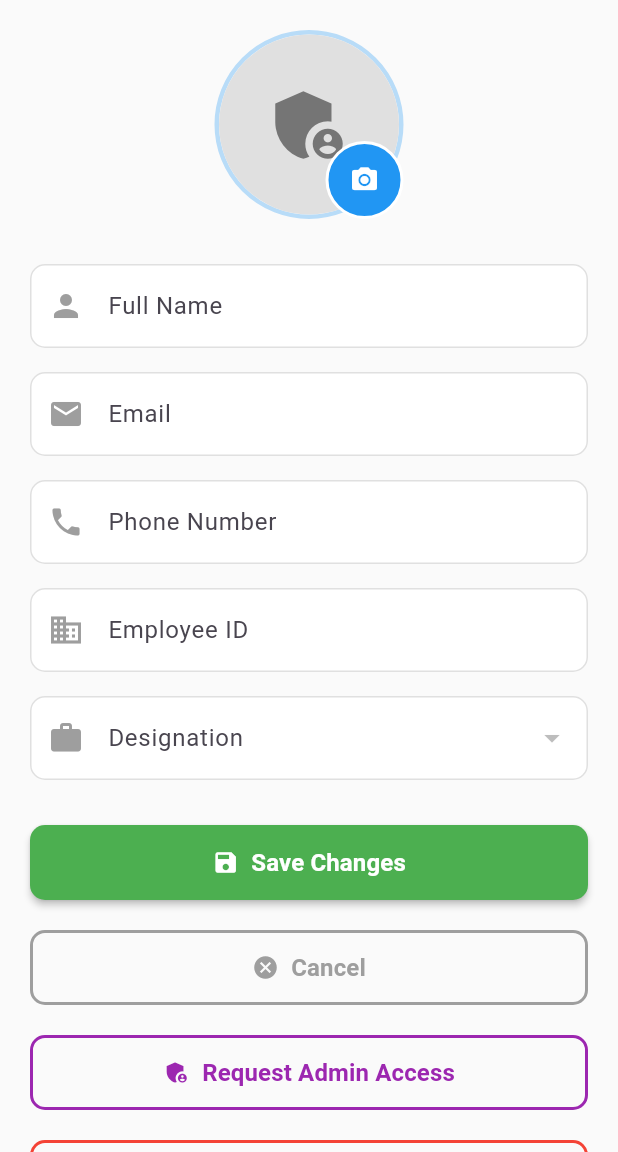
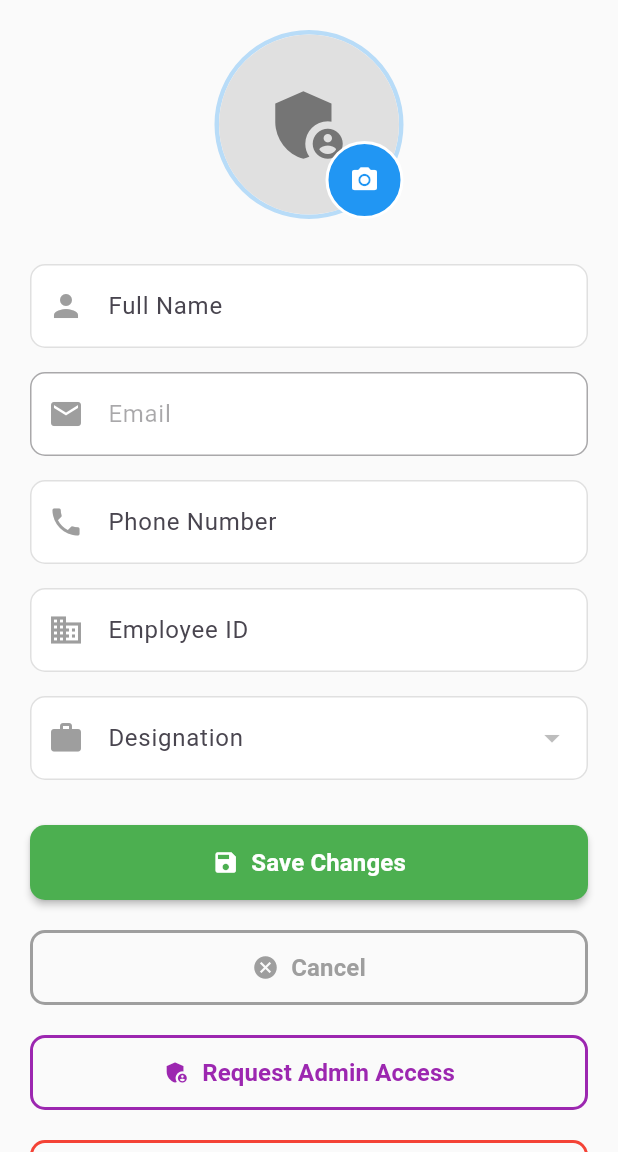
Before and after one commit to Mahesh-xr/vayujaltechnician, a Flutter app: the AdminProfileSetupPage screen opened directly, after a tap on "Edit Profile", on a phone screen of 412 x 824 dp, the part 84-1236 px from its top. Run offline on Flutter 3.47's test engine with Material 3 defaults, Android fonts, the phone set to English and light mode, and no system bars; our stand-ins replace cloud_firestore, firebase_auth, firebase_core, firebase_messaging, firebase_storage, flutter_local_notifications and 4 more; accounts and stored records are empty.

Commit message:
email disable while edit

```diff
--- a/vayujal_technician-main/lib/screens/admin_profile.dart
+++ b/vayujal_technician-main/lib/screens/admin_profile.dart
@@ -796,9 +796,11 @@ class _AdminProfileSetupPageState extends State<AdminProfileSetupPage> {
   }) {
     if (_isEditingMode) {
       // Show TextField in edit mode
+      bool isEmailField = label.toLowerCase() == 'email';
       return TextFormField(
         controller: controller,
         keyboardType: keyboardType,
+        enabled: !isEmailField ? true : false,
         decoration: InputDecoration(
           labelText: label,
           prefixIcon: Icon(icon, color: Colors.grey.shade500),
```
